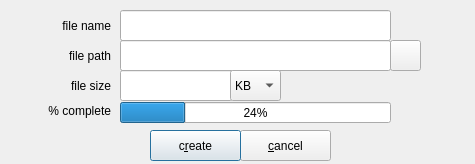
mhogomchungu/zuluCrypt, file zuluCrypt-gui/createfile.ui: the form before one commit.
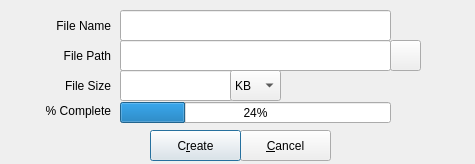
The form after the commit.

Diff of the .ui file:
```diff
--- a/zuluCrypt-gui/createfile.ui
+++ b/zuluCrypt-gui/createfile.ui
@@ -36,7 +36,7 @@
     </rect>
    </property>
    <property name="text">
-    <string>file name</string>
+    <string>File Name</string>
    </property>
    <property name="alignment">
     <set>Qt::AlignRight|Qt::AlignTrailing|Qt::AlignVCenter</set>
@@ -65,7 +65,7 @@
     </rect>
    </property>
    <property name="text">
-    <string>file path</string>
+    <string>File Path</string>
    </property>
    <property name="alignment">
     <set>Qt::AlignRight|Qt::AlignTrailing|Qt::AlignVCenter</set>
@@ -84,7 +84,7 @@
     </rect>
    </property>
    <property name="text">
-    <string>file size</string>
+    <string>File Size</string>
    </property>
    <property name="alignment">
     <set>Qt::AlignRight|Qt::AlignTrailing|Qt::AlignVCenter</set>
@@ -142,7 +142,7 @@
     </rect>
    </property>
    <property name="text">
-    <string>&amp;cancel</string>
+    <string>&amp;Cancel</string>
    </property>
    <property name="autoDefault">
     <bool>true</bool>
@@ -161,7 +161,7 @@
     </rect>
    </property>
    <property name="text">
-    <string>% complete</string>
+    <string>% Complete</string>
    </property>
    <property name="alignment">
     <set>Qt::AlignRight|Qt::AlignTrailing|Qt::AlignVCenter</set>
@@ -180,7 +180,7 @@
     </rect>
    </property>
    <property name="text">
-    <string>c&amp;reate</string>
+    <string>C&amp;reate</string>
    </property>
    <property name="autoDefault">
     <bool>true</bool>
```
